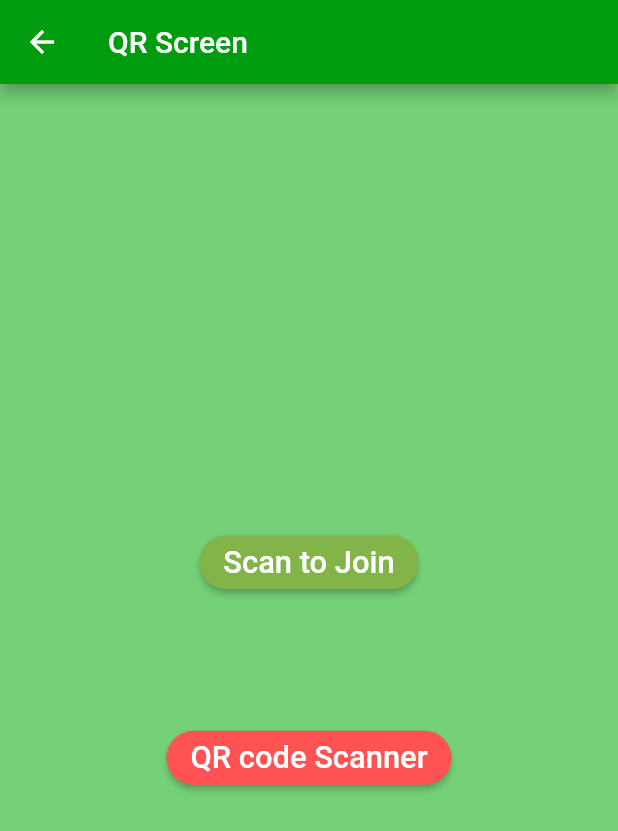
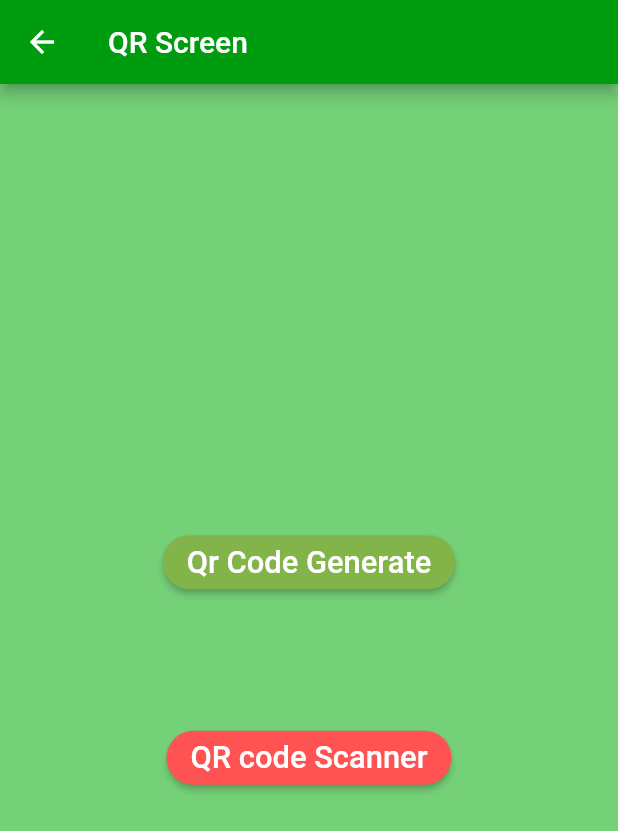
Before and after one commit to 047MuhammadYousuf/Web_services, a Flutter app: the QRHomeScreen screen opened directly, on a phone screen of 412 x 824 dp. Shown: the top 831 px of the screen. Run offline on Flutter 3.47's test engine with Material 2 defaults, Android fonts, the phone set to English and light mode, and no system bars; our stand-ins replace local_auth, qr_flutter; missing offline and left inert: qr_code_scanner.

Commit message:
Add new member screen updated

```diff
--- a/lib/screen/qrcode/home_qr.dart
+++ b/lib/screen/qrcode/home_qr.dart
@@ -42,7 +42,7 @@ class _HomeScreenState extends State<QRHomeScreen> {
                   });
                 },
                 child: Text(
-                     "Scan to Join",
+                     "Qr Code Generate",
                   style: TextStyle(
                       fontSize: MediaQuery.of(context).size.width * 0.05),
                 )),
--- a/lib/screen/qrcode/qr_create.dart
+++ b/lib/screen/qrcode/qr_create.dart
@@ -10,7 +10,7 @@ class QrCodeGenerator extends StatefulWidget {
 
 class _QrCodeGeneratorState extends State<QrCodeGenerator> {
   TextEditingController datacontroller = TextEditingController();
-  String data = "webservice";
+  String data = "456456";
   @override
   Widget build(BuildContext context) {
     return Scaffold(
```
Also changed, not shown: lib/screen/add_new_member.dart (added, +11 -0 lines).
